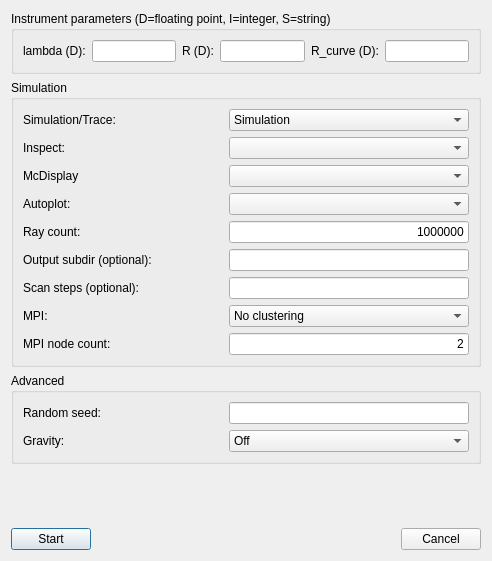
First picture: the form in tools/Python/mcgui/ssd.ui, repository McStasMcXtrace/McCode, before the edit.
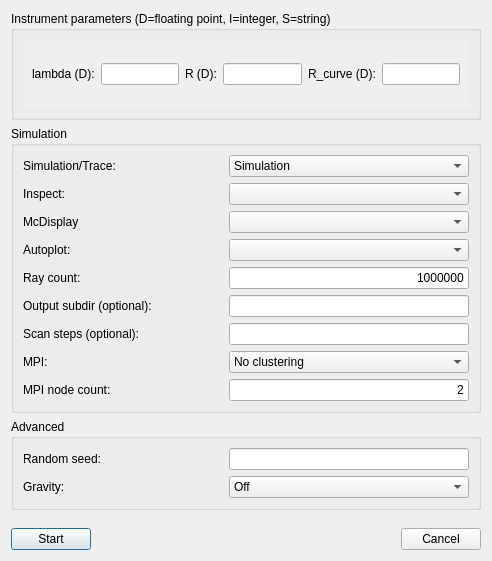
Second picture: the form after the edit.

Commit message: mcgui:run dialogue: add scrollers around parameter list (for many parameters).

The edit to the form file:
```diff
--- a/tools/Python/mcgui/ssd.ui
+++ b/tools/Python/mcgui/ssd.ui
@@ -21,6 +21,22 @@
      </property>
      <layout class="QVBoxLayout" name="verticalLayout_2">
       <item>
+       <widget class="QScrollArea" name="scrlaParams">
+        <property name="widgetResizable">
+         <bool>true</bool>
+        </property>
+        <property name="frameShape">
+         <enum>QFrame::NoFrame</enum>
+        </property>
+        <widget class="QWidget" name="wgtParams">
+         <property name="geometry">
+          <rect>
+           <x>0</x>
+           <y>0</y>
+           <width>432</width>
+           <height>48</height>
+          </rect>
+         </property>
        <layout class="QGridLayout" name="gridGrid">
         <item row="0" column="0">
          <widget class="QLabel" name="lblGridDummy">
@@ -65,6 +81,8 @@
          </widget>
         </item>
        </layout>
+        </widget>
+       </widget>
       </item>
      </layout>
     </widget>
```
Left out of the diff: 18 changed lines with no effect on the pictures. Lines whose indentation alone changed are shown as unchanged. The commit also changes 2 other files.
